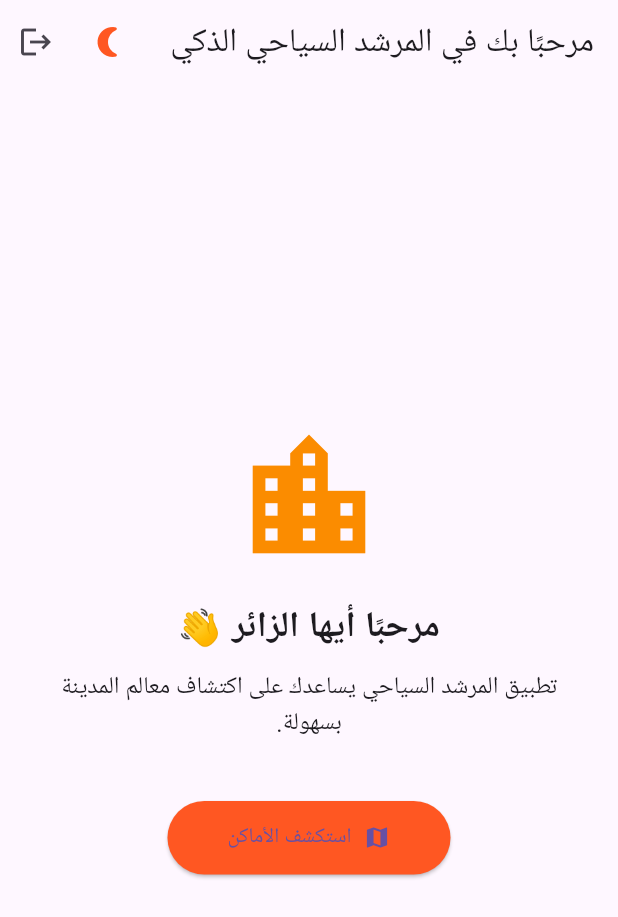
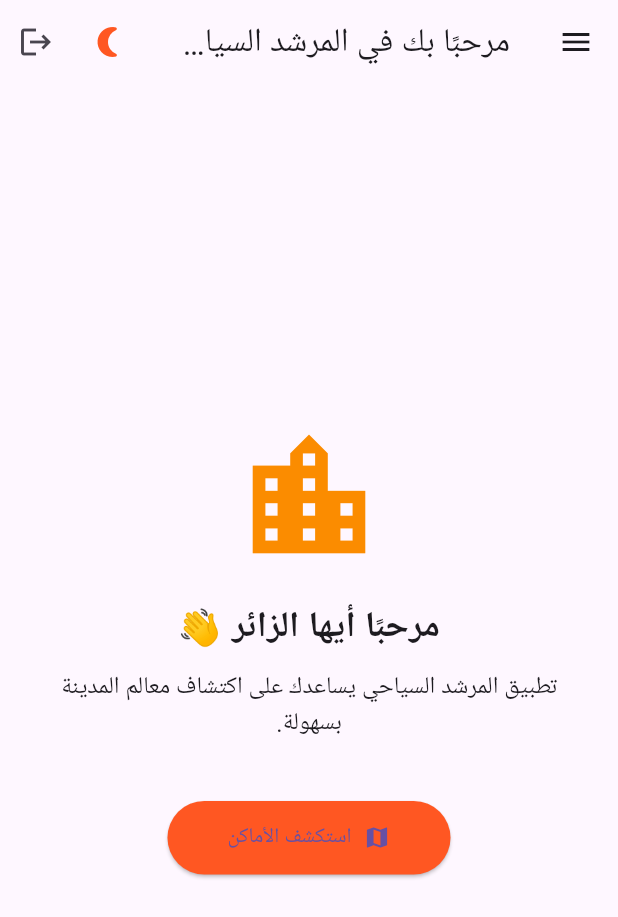
Before and after one commit to mojahed15002/SmartGuideApp, a Flutter app: the screen it shows once a user with an empty profile is signed in, on a phone screen of 412 x 824 dp. Shown: the top 917 px of the screen. Run offline on Flutter 3.47's test engine with Material 3 defaults, Android fonts, the phone set to English and light mode, and no system bars; our stand-ins replace app_links, carousel_slider, cloud_firestore, firebase_auth, firebase_core, flutter_map and 8 more; accounts and stored records are empty.

Commit message:
رسالة التعديل

```diff
--- a/lib/pages/welcome_page.dart
+++ b/lib/pages/welcome_page.dart
@@ -8,6 +8,7 @@ import '../deep_link_helper.dart';
 import 'dart:async'; // ✅ لاستعمال StreamSubscription
 import '../l10n/gen/app_localizations.dart';
 import 'swipeable_page_route.dart'; // تأكد تضيفه بالأعلى
+import 'custom_drawer.dart';
 class WelcomePage extends StatefulWidget {
   final ThemeNotifier themeNotifier;
   final String? userName;
@@ -151,6 +152,7 @@ class _WelcomePageState extends State<WelcomePage> {
           ),
         ],
       ),
+      drawer: CustomDrawer(themeNotifier: widget.themeNotifier), // ⬅️ هذا السطر المهم
       body: Center(
         child: SingleChildScrollView(
           padding: const EdgeInsets.all(24),
```
